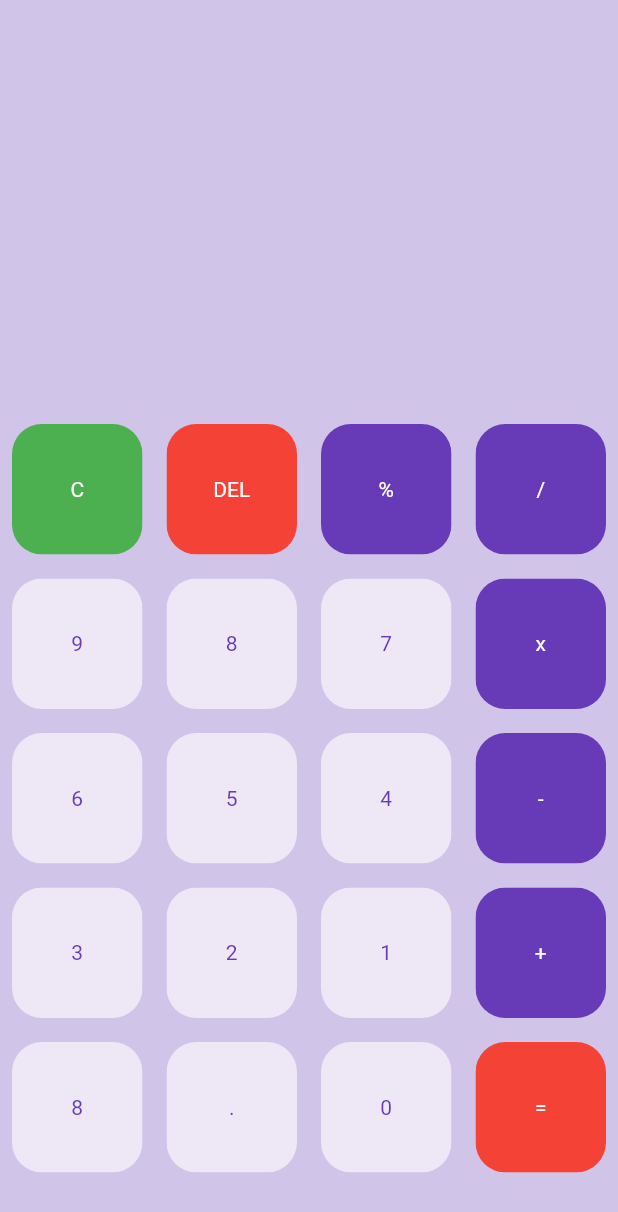
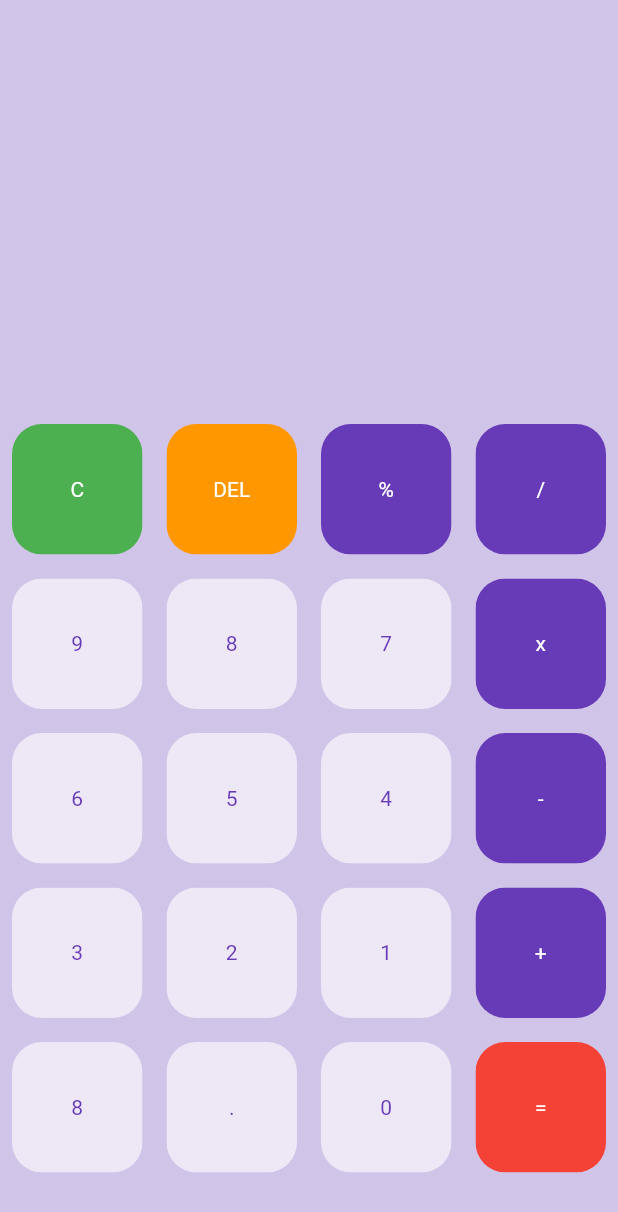
Before and after one commit to PlamediD/calculator, a Flutter app: the screen it shows after launch, on a phone screen of 412 x 824 dp. Shown: the top 1212 px of the screen. Run offline on Flutter 3.47's test engine with Material 2 defaults, Android fonts, the phone set to English and light mode, and no system bars; our stand-ins replace math_expressions.

Commit message:
Calculator app 1/23/2024: -Add more padding to the text in the answer and question containers for better spacing.           -Adjust the color of the delete button to make it distinct from the equal button. You can use a different color( orange)

```diff
--- a/lib/main.dart
+++ b/lib/main.dart
@@ -85,12 +85,12 @@ class _MyHomePageState extends State<MyHomePage> {
                     children: <Widget>[
                       SizedBox(height: 50,),
                       Container(
-                          padding: EdgeInsets.all(20),
+                          padding: EdgeInsets.all(25),
                           alignment: Alignment.centerLeft,
                           child: Text(userQuestion, style:TextStyle( fontSize: 20),),
                       ),
                       Container(
-                          padding: EdgeInsets.all(20),
+                          padding: EdgeInsets.all(25),
                           alignment: Alignment.centerRight,
                           child: Text(userAnswer, style:TextStyle( fontSize: 20),),
                       )
@@ -148,7 +148,7 @@ class _MyHomePageState extends State<MyHomePage> {
                           });
                         },
                         buttonText: buttons[index],
-                        color: Colors.red,
+                        color: Colors.orange,
                         textColor: Colors.white,
                       );
                     }
```
